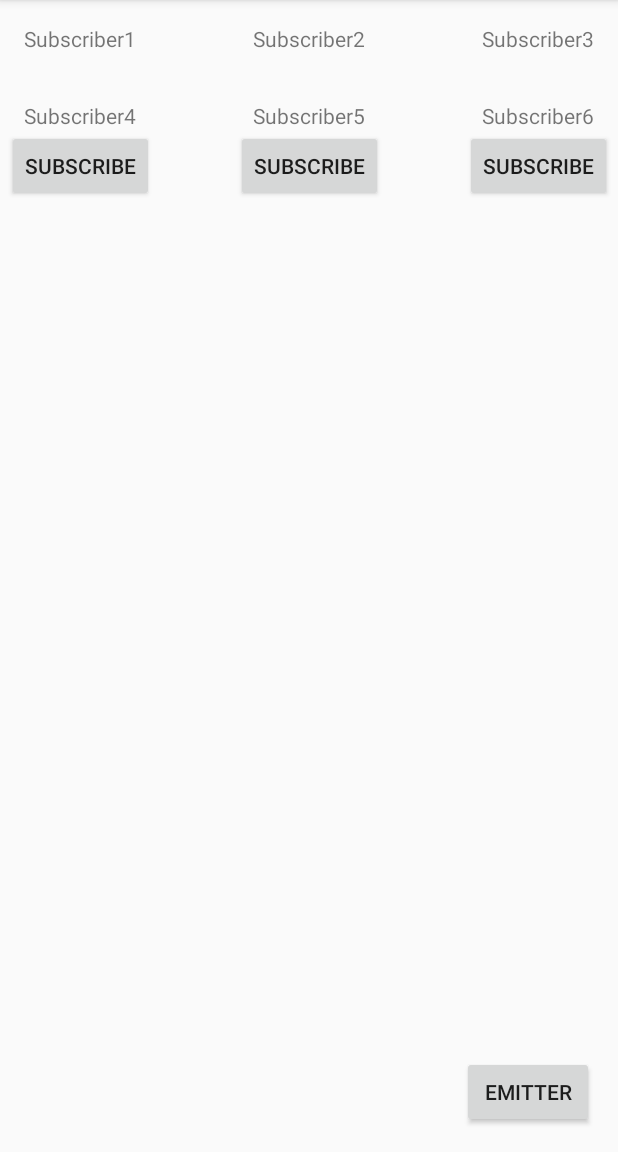
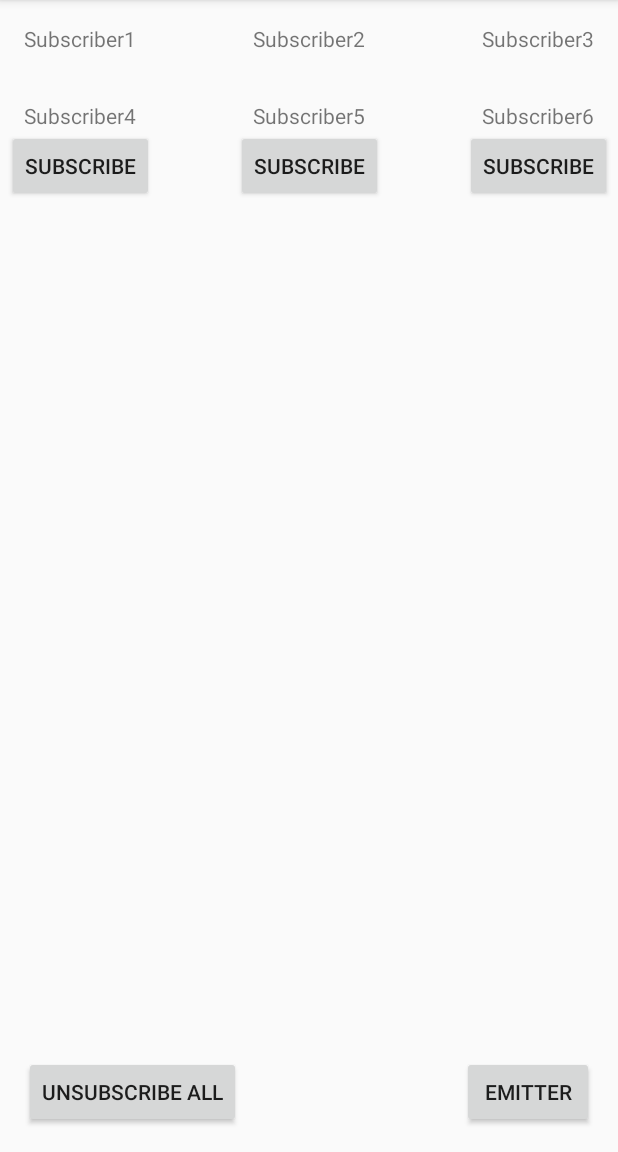
Before and after one commit to akucuko1-ford/ConnectableObservableTraining, an Android app: the screen it shows after launch (MainActivity), on a phone screen of 412 x 824 dp, the part 84-1236 px from its top. Run offline under Robolectric (Android 15) with nearby library versions, the phone set to English and light mode, and no system bars; our stand-ins replace RxJava; 4 statements that could not run were skipped.

Commit message:
Added UnsubscribeAll

```diff
--- a/app/src/main/java/com/aranteknoloji/connectableobservabletraining/MainActivity.kt
+++ b/app/src/main/java/com/aranteknoloji/connectableobservabletraining/MainActivity.kt
@@ -28,6 +28,10 @@ class MainActivity : AppCompatActivity() {
             myDatabase(this).myDao().insertData(MyEntity(0, maps[counter++ % maps.size]))
                 .subscribeOn(Schedulers.io())
                 .subscribe()
+        }
+
+        btn_unsubscribe.setOnClickListener {
+            disposables.clear()
         }
 
         //First Subscriber
--- a/app/src/main/res/layout/activity_main.xml
+++ b/app/src/main/res/layout/activity_main.xml
@@ -14,6 +14,15 @@
         android:layout_margin="16dp"
         app:layout_constraintBottom_toBottomOf="parent"
         app:layout_constraintEnd_toEndOf="parent"/>
+
+    <Button
+        android:id="@+id/btn_unsubscribe"
+        android:layout_width="wrap_content"
+        android:layout_height="wrap_content"
+        android:text="UnSubscribe All"
+        android:layout_margin="16dp"
+        app:layout_constraintBottom_toBottomOf="parent"
+        app:layout_constraintStart_toStartOf="parent"/>
 
     <TextView
         android:id="@+id/txt_sub1"
```
